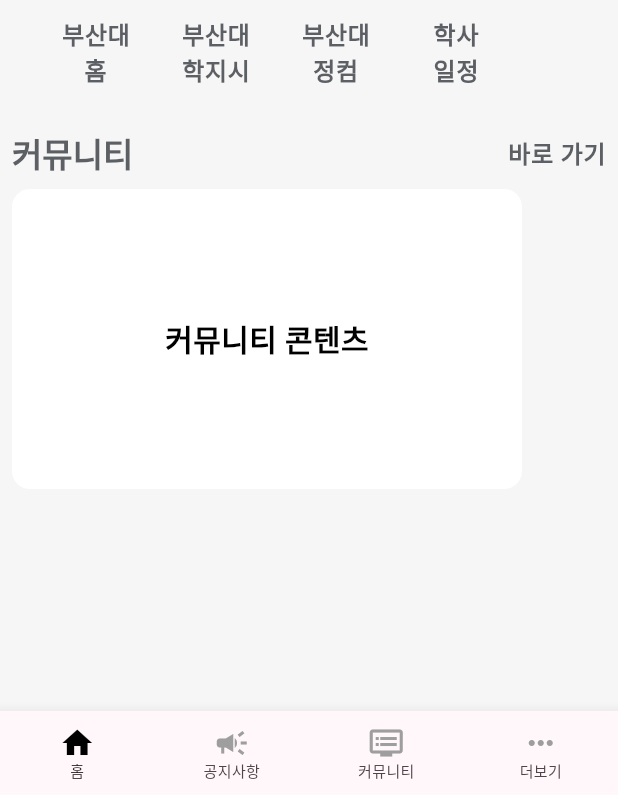
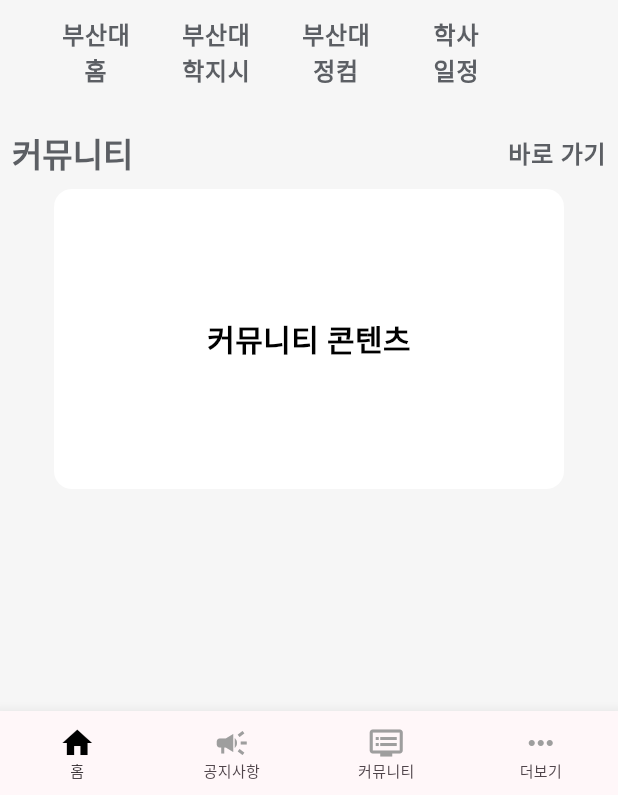
Before and after one commit to untoc-camp/loopy_friends, a Flutter app: the MainPageVIew screen opened by its route, on a phone screen of 412 x 824 dp, the part 441-1236 px from its top. Run offline on Flutter 3.47's test engine with Material 3 defaults, Android fonts, the phone set to English and light mode, and no system bars; our stand-ins replace get; network calls fail; Roboto replaces fonts that are missing (Nanum Gothic).

Commit message:
되라되라되라뿅

```diff
--- a/lib/view/main_page_view.dart
+++ b/lib/view/main_page_view.dart
@@ -174,7 +174,8 @@ class MainPageVIew extends StatelessWidget {
               ],
             ),
             SizedBox(height: 10),
-            Container(
+            Center(
+              child: Container(
                 height: 200,
                 width: 340,
                 decoration: BoxDecoration(
@@ -185,6 +186,7 @@ class MainPageVIew extends StatelessWidget {
                   child: Text(
                     "커뮤니티 콘텐츠",
                     style: TextStyle(color: Colors.black, fontSize: 20, fontWeight: FontWeight.bold),
+                  ),
                 ),
               ),
             ),
```
Lines whose indentation alone changed are shown as unchanged.
